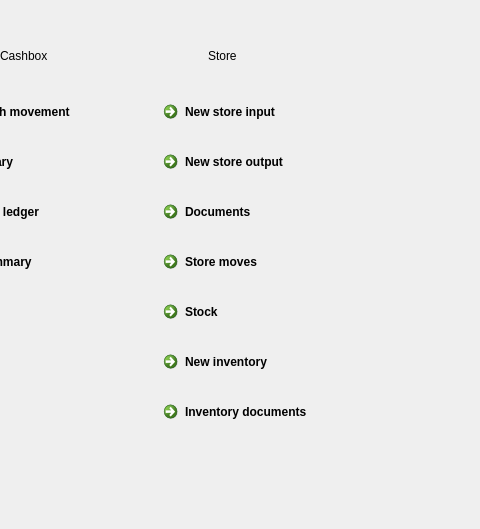
End1-1/Cafe5, file FrontDesk/wdashboard.ui: the form before one commit; both pictures show x 292 to 772 and y 0 to 529 of the 1412 by 666 pixel window.
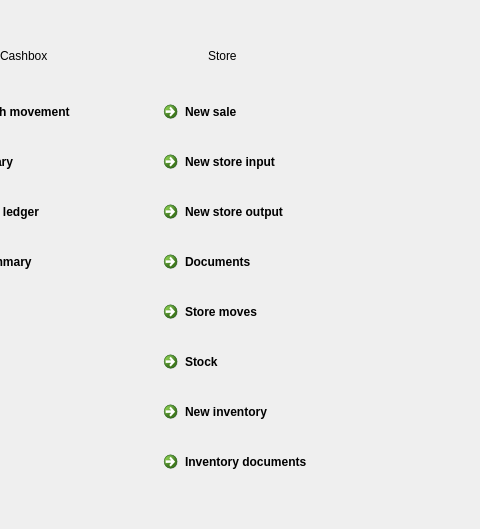
The form after the commit. Icons and pictures are not drawn.

Diff of the .ui file:
```diff
--- a/FrontDesk/wdashboard.ui
+++ b/FrontDesk/wdashboard.ui
@@ -136,6 +136,29 @@
         </layout>
        </widget>
       </item>
+      <item>
+       <widget class="QCommandLinkButton" name="btnNewSale">
+        <property name="sizePolicy">
+         <sizepolicy hsizetype="Preferred" vsizetype="Preferred">
+          <horstretch>0</horstretch>
+          <verstretch>0</verstretch>
+         </sizepolicy>
+        </property>
+        <property name="cursor">
+         <cursorShape>PointingHandCursor</cursorShape>
+        </property>
+        <property name="text">
+         <string>New sale</string>
+        </property>
+        <property name="icon">
+         <iconset resource="../resources/res.qrc">
+          <normaloff>:/storage.png</normaloff>:/storage.png</iconset>
+        </property>
+        <property name="form" stdset="0">
+         <string>form_newsale</string>
+        </property>
+       </widget>
+      </item>
       <item>
        <widget class="QCommandLinkButton" name="btnNewStoreInput">
         <property name="sizePolicy">
```
